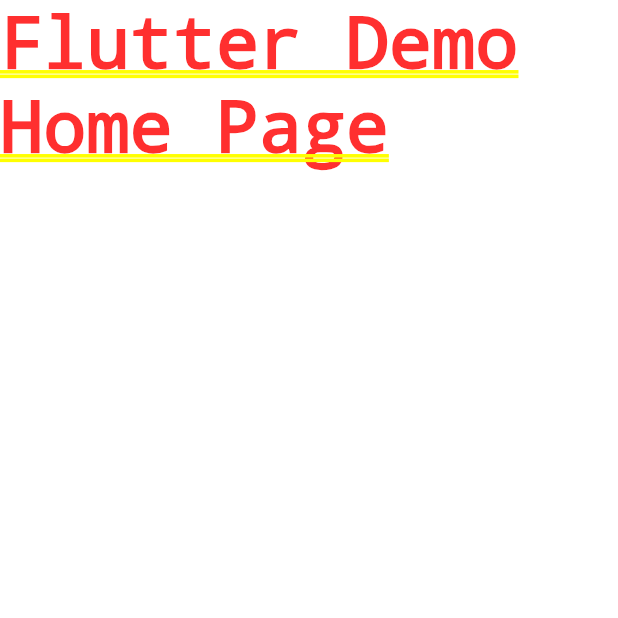
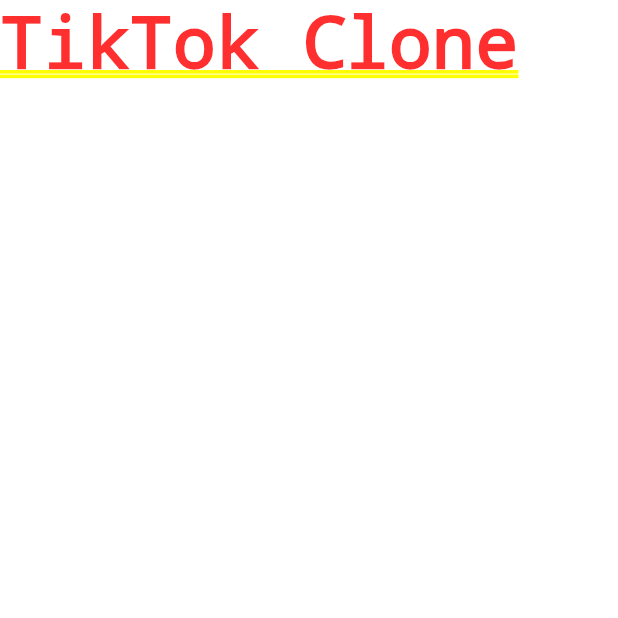
Before and after one commit to EduardoVitech/Tik-Tok-Clone, a Flutter app: the screen it shows after launch, on a phone screen of 412 x 824 dp, the top half of it. Run offline on Flutter 3.47's test engine with Material 2 defaults, Android fonts, the phone set to English and light mode, and no system bars.

Commit message:
Iniciando Projeto

```diff
--- a/lib/main.dart
+++ b/lib/main.dart
@@ -15,7 +15,7 @@ class MyApp extends StatelessWidget {
       theme: ThemeData(
         primarySwatch: Colors.blue,
       ),
-      home: const Text('Flutter Demo Home Page'),
+      home: const Text('TikTok Clone'),
     );
   }
 }
```
